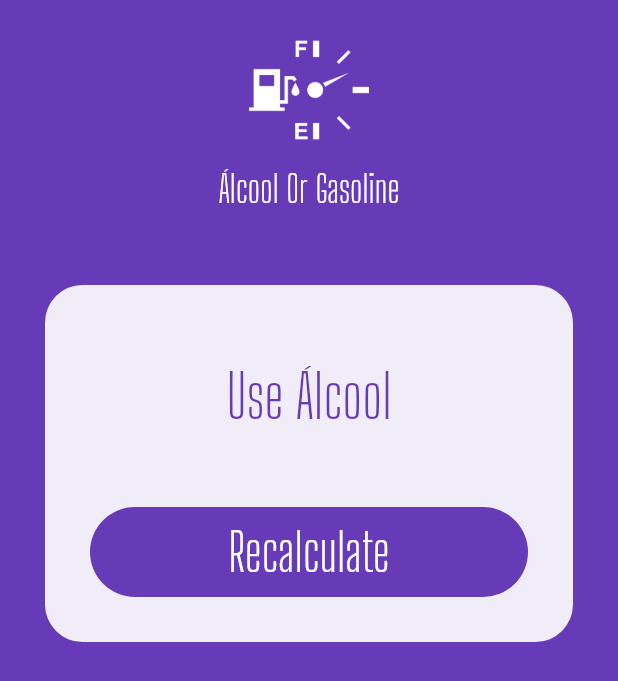
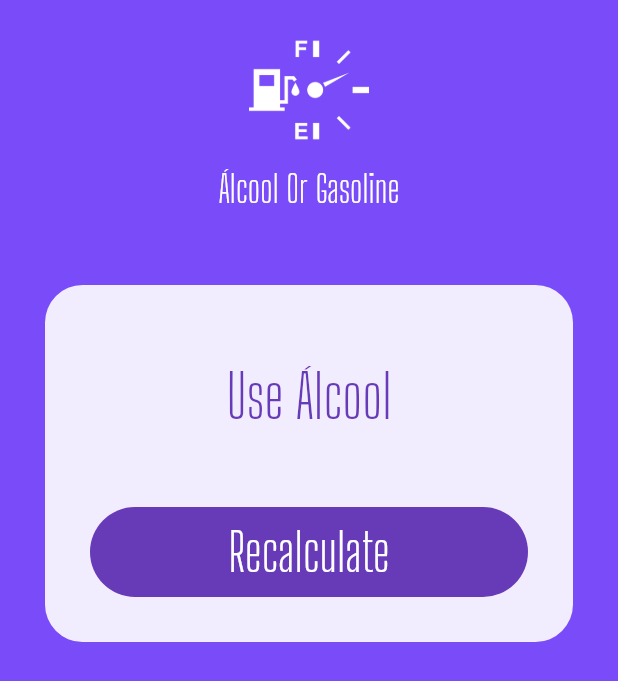
Before and after one commit to wendellarnald/flutter-fuel, a Flutter app: the screen it shows after launch, after a tap on "Calculate", on a phone screen of 412 x 824 dp. Shown: the top 681 px of the screen. Run offline on Flutter 3.47's test engine with Material 2 defaults, Android fonts, the phone set to English and light mode, and no system bars; our stand-ins replace flutter_masked_text.

```diff
--- a/lib/pages/home.page.dart
+++ b/lib/pages/home.page.dart
@@ -10,6 +10,7 @@ class HomePage extends StatefulWidget {
 }
 
 class _HomePageState extends State<HomePage> {
+  Color _color = Colors.deepPurple;
   var _alcoolController = new MoneyMaskedTextController();
   var _gasolineController = new MoneyMaskedTextController();
   var _busy = false;
@@ -20,7 +21,12 @@ class _HomePageState extends State<HomePage> {
   Widget build(BuildContext context) {
     return Scaffold(
       backgroundColor: Theme.of(context).primaryColor,
-      body: ListView(
+      body: AnimatedContainer(
+        duration: Duration(
+          milliseconds: 1200,
+        ),
+        color: _color,
+        child: ListView(
           children: <Widget>[
             Logo(),
             _completed
@@ -36,6 +42,7 @@ class _HomePageState extends State<HomePage> {
                   ),
           ],
         ),
+      ),
     );
   }
 
@@ -49,6 +56,7 @@ class _HomePageState extends State<HomePage> {
     double res = alcool / gasoline;
 
     setState(() {
+      _color = Colors.deepPurpleAccent;
       _completed = false;
       _busy = true;
     });
@@ -73,6 +81,7 @@ class _HomePageState extends State<HomePage> {
       _gasolineController = new MoneyMaskedTextController();
       _busy = false;
       _completed = false;
+      _color = Colors.deepPurple;
     });
   }
 }
```
Lines whose indentation alone changed are shown as unchanged.
